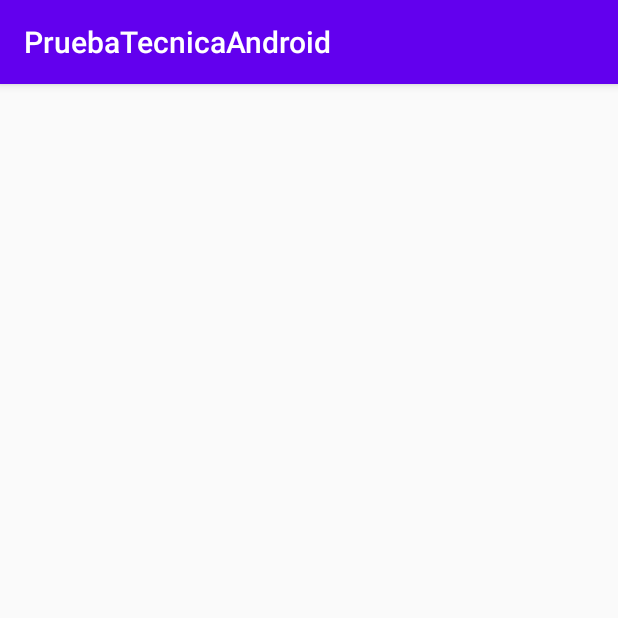
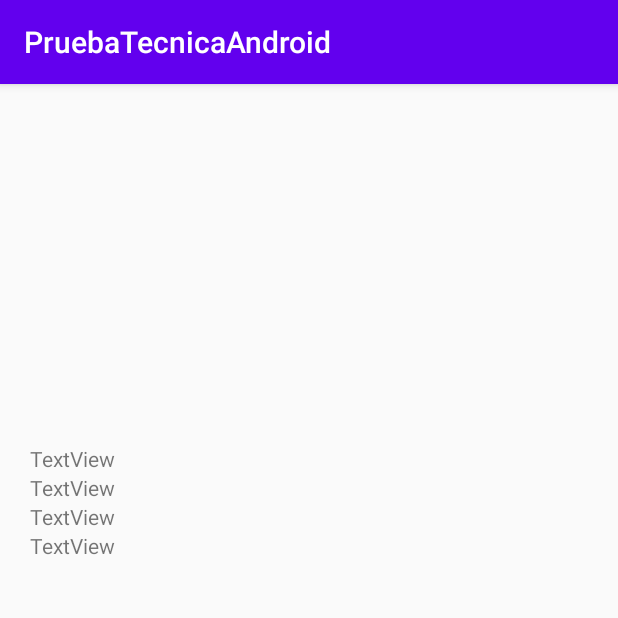
Before and after one commit to jlroyo1991/PruebaTecnicaAndroid, an Android app: the DetailActivity screen opened directly, with no data from a screen before it, on a phone screen of 412 x 824 dp, the top half of it. Run offline under Robolectric (Android 15) with nearby library versions, the phone set to English and light mode, and no system bars; our stand-ins replace Dagger/Hilt's generated code; pictures from the network do not load; 1 statement that could not run was skipped.

Commit message:
Delete tag problem and improve a little de UI

```diff
--- a/app/src/main/java/com/example/pruebatecnicaandroid/domain/entities/detailPhoto/PhotoInfo.java
+++ b/app/src/main/java/com/example/pruebatecnicaandroid/domain/entities/detailPhoto/PhotoInfo.java
@@ -42,8 +42,6 @@ public class PhotoInfo {
     private String mSecret;
     @SerializedName("server")
     private String mServer;
-    @SerializedName("tags")
-    private Tags mTags;
     @SerializedName("title")
     private Title mTitle;
     @SerializedName("urls")
@@ -127,10 +125,6 @@ public class PhotoInfo {
         return mServer;
     }
 
-    public Tags getTags() {
-        return mTags;
-    }
-
     public Title getTitle() {
         return mTitle;
     }
--- a/app/src/main/java/com/example/pruebatecnicaandroid/presentation/adapter/ListItemClickListener.java
+++ b/app/src/main/java/com/example/pruebatecnicaandroid/presentation/adapter/ListItemClickListener.java
@@ -1,5 +1,5 @@
 package com.example.pruebatecnicaandroid.presentation.adapter;
 
 public interface ListItemClickListener{
-    void onListItemClick(String id, String secret);
+    void onListItemClick(int position);
 }
--- a/app/src/main/java/com/example/pruebatecnicaandroid/presentation/view/DetailActivity.java
+++ b/app/src/main/java/com/example/pruebatecnicaandroid/presentation/view/DetailActivity.java
@@ -2,35 +2,30 @@ package com.example.pruebatecnicaandroid.presentation.view;
 
 import android.content.Intent;
 import android.os.Bundle;
-import android.widget.QuickContactBadge;
+import android.widget.ImageView;
 import android.widget.TextView;
 
 import androidx.appcompat.app.AppCompatActivity;
-import androidx.core.view.accessibility.AccessibilityViewCommand;
 import androidx.lifecycle.ViewModelProviders;
 
+import com.bumptech.glide.Glide;
 import com.example.pruebatecnicaandroid.R;
-import com.example.pruebatecnicaandroid.domain.entities.collection.Photo;
-import com.example.pruebatecnicaandroid.domain.entities.collection.PhotosCollection;
-import com.example.pruebatecnicaandroid.domain.entities.detailPhoto.PhotoDetail;
-import com.example.pruebatecnicaandroid.presentation.adapter.PhotosAdapter;
-import com.example.pruebatecnicaandroid.presentation.viewmodel.FlckrCollectionViewModel;
 import com.example.pruebatecnicaandroid.presentation.viewmodel.FlckrDetailViewModel;
-
-import java.sql.SQLOutput;
-
-import javax.inject.Inject;
+import com.example.pruebatecnicaandroid.utils.FormatterUtils;
 
 import dagger.hilt.android.AndroidEntryPoint;
 
 @AndroidEntryPoint
 public class DetailActivity extends AppCompatActivity {
 
-    @Inject
-    PhotosAdapter photosAdapter;
     private String idPhoto;
     private String secret;
     private FlckrDetailViewModel flckrDetailViewModel;
+    private TextView userName;
+    private TextView description;
+    private TextView dateUploaded;
+    private TextView title;
+    private ImageView image;
 
 
     @Override
@@ -44,10 +39,11 @@ public class DetailActivity extends AppCompatActivity {
     }
 
     private void initViews() {
-        TextView textView = findViewById(R.id.textView);
-        TextView textView2 = findViewById(R.id.textView2);
-        textView.setText(idPhoto);
-        textView2.setText(secret);
+        userName = findViewById(R.id.username_textview);
+        description = findViewById(R.id.description_textview);
+        dateUploaded = findViewById(R.id.date_uploaded_textview);
+        title = findViewById(R.id.title_textview);
+        image = findViewById(R.id.detail_imageview);
     }
 
     private void getExtras() {
@@ -65,21 +61,15 @@ public class DetailActivity extends AppCompatActivity {
 
     private void observeViewModel() {
         flckrDetailViewModel.getDetailRepository().observe(this, photoDetail -> {
-            PhotoDetail photo = photoDetail;
 
-            //Titulo
-            //Autor
-            //Fecha
-            //Descripcion
-            if (photo != null){
-                System.out.println("USERNAME");
-                System.out.println(photo.getPhoto().getOwner().getUsername());
-                System.out.println("DESCRIPTION");
-                System.out.println(photo.getPhoto().getDescription().get_content());
-                System.out.println("DATE");
-                System.out.println(photo.getPhoto().getDateuploaded());
-                System.out.println("TITLE");
-                System.out.println(photo.getPhoto().getTitle());
+            if (photoDetail != null){
+                String url = FormatterUtils.formatUrl(photoDetail.getPhoto().getFarm(), photoDetail.getPhoto().getServer(), photoDetail.getPhoto().getId(),  photoDetail.getPhoto().getSecret());
+
+                Glide.with(this).load(url).centerCrop().into(image);
+                userName.setText(photoDetail.getPhoto().getOwner().getUsername());
+                description.setText(photoDetail.getPhoto().getDescription().get_content());
+                dateUploaded.setText(photoDetail.getPhoto().getDateuploaded());
+                title.setText(photoDetail.getPhoto().getTitle().get_content());
             }
         });
     }
--- a/app/src/main/java/com/example/pruebatecnicaandroid/presentation/view/SearchActivity.java
+++ b/app/src/main/java/com/example/pruebatecnicaandroid/presentation/view/SearchActivity.java
@@ -94,10 +94,10 @@ public class SearchActivity extends AppCompatActivity implements ListItemClickLi
 
 
     @Override
-    public void onListItemClick(String id, String secret) {
+    public void onListItemClick(int position) {
         Intent intent = new Intent(this, DetailActivity.class);
-        intent.putExtra(SECRET, secret);
-        intent.putExtra(PHOTOID, id);
+        intent.putExtra(SECRET, photosArrayList.get(position).getSecret());
+        intent.putExtra(PHOTOID, photosArrayList.get(position).getId());
         startActivity(intent);
     }
 }
--- a/app/src/main/java/com/example/pruebatecnicaandroid/presentation/viewmodel/FlckrDetailViewModel.java
+++ b/app/src/main/java/com/example/pruebatecnicaandroid/presentation/viewmodel/FlckrDetailViewModel.java
@@ -25,5 +25,4 @@ public class FlckrDetailViewModel extends ViewModel {
     public void photoDetailMutableLiveData(String photoId, String secret){
         photoDetailMutableLiveData = repository.getDetail("35705637fdd6a170f36b1c35fe916017", "flickr.photos.getInfo", "json", 1, photoId, secret);
     }
-
 }
--- a/app/src/main/res/layout/activity_detail.xml
+++ b/app/src/main/res/layout/activity_detail.xml
@@ -6,19 +6,54 @@
     android:layout_width="match_parent"
     android:layout_height="match_parent">
 
+    <ImageView
+        android:layout_marginTop="20dp"
+        android:id="@+id/detail_imageview"
+        android:layout_width="300dp"
+        android:layout_height="200dp"
+        app:layout_constraintEnd_toEndOf="parent"
+        app:layout_constraintStart_toStartOf="parent"
+        app:layout_constraintTop_toTopOf="parent"
+        tools:srcCompat="@tools:sample/avatars" />
+
     <TextView
-        android:id="@+id/textView"
+        android:id="@+id/username_textview"
+        android:layout_width="wrap_content"
+        android:layout_height="wrap_content"
+        android:layout_marginLeft="20dp"
+        android:layout_marginTop="20dp"
+        android:text="TextView"
+        app:layout_constraintStart_toStartOf="parent"
+        app:layout_constraintTop_toBottomOf="@+id/detail_imageview" />
+
+    <TextView
+        android:id="@+id/description_textview"
+        android:layout_width="wrap_content"
+        android:layout_height="wrap_content"
+        android:layout_marginLeft="20dp"
+        android:text="TextView"
+        app:layout_constraintStart_toStartOf="parent"
+        app:layout_constraintTop_toBottomOf="@+id/username_textview" />
+
+    <TextView
+        android:id="@+id/date_uploaded_textview"
+        android:layout_width="wrap_content"
+        android:layout_height="wrap_content"
+        android:layout_marginLeft="20dp"
+        android:text="TextView"
+        app:layout_constraintStart_toStartOf="parent"
+        app:layout_constraintTop_toBottomOf="@+id/description_textview" />
+
+    <TextView
+        android:id="@+id/title_textview"
         android:layout_width="wrap_content"
         android:layout_height="wrap_content"
         android:text="TextView"
+        android:layout_marginLeft="20dp"
+
         app:layout_constraintStart_toStartOf="parent"
-        app:layout_constraintTop_toTopOf="parent" />
+        app:layout_constraintTop_toBottomOf="@+id/date_uploaded_textview" />
 
-    <TextView
-        android:id="@+id/textView2"
-        android:layout_width="wrap_content"
-        android:layout_height="wrap_content"
-        android:text="TextView"
-        app:layout_constraintStart_toStartOf="parent"
-        app:layout_constraintTop_toBottomOf="@+id/textView" />
+
+
 </androidx.constraintlayout.widget.ConstraintLayout>
```
Also changed, not shown: app/src/main/java/com/example/pruebatecnicaandroid/presentation/adapter/PhotosAdapter.java (+2 -5 lines).
